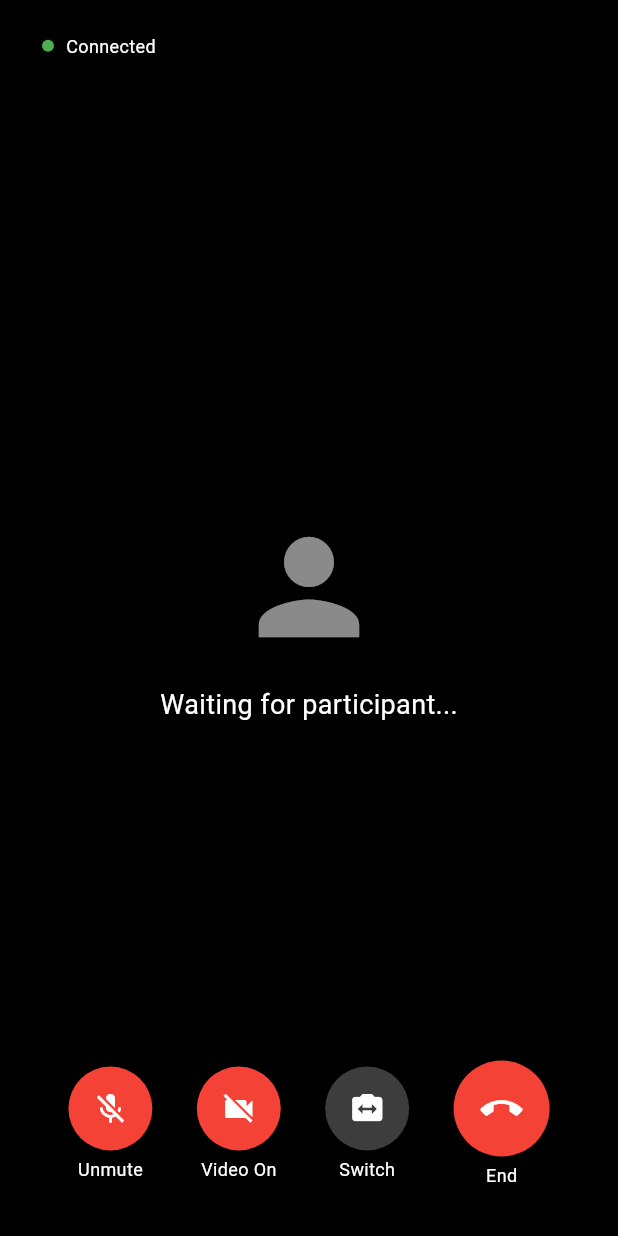
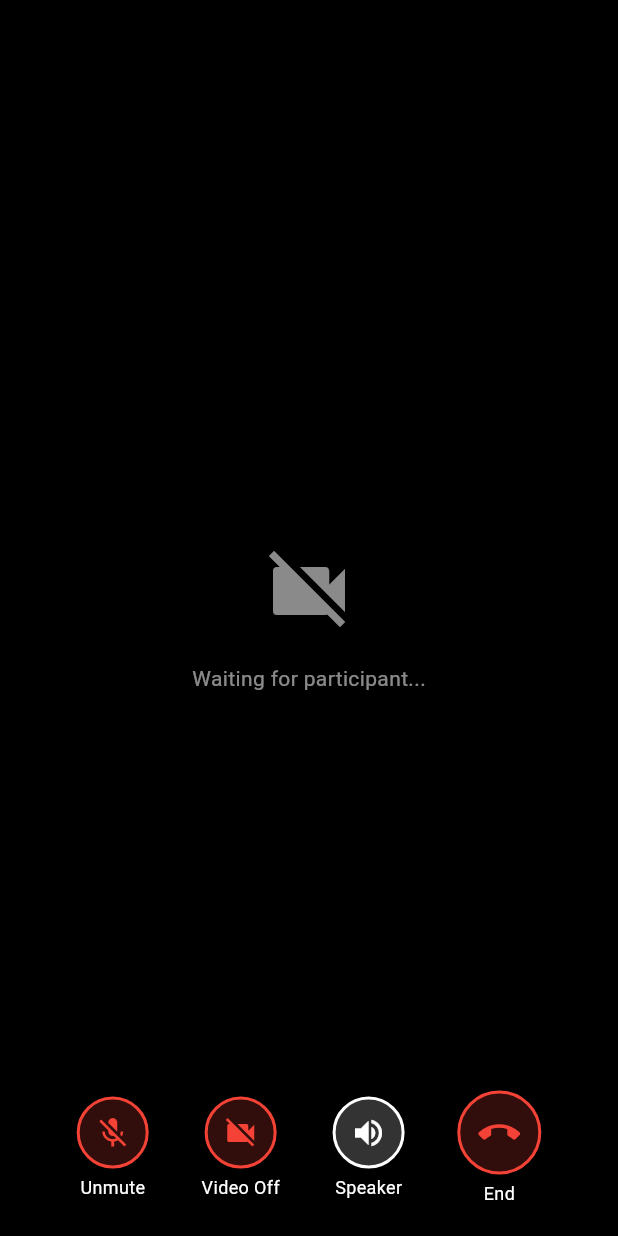
Before and after one commit to shprats/iglobalconsults, a Flutter app: the VideoCallScreen screen opened directly with empty values, item 2 of the bottom bar chosen, after a tap on the "mic" icon, on a phone screen of 412 x 824 dp. Run offline on Flutter 3.47's test engine with Material 3 defaults, Android fonts, the light colour scheme and no system bars; our stand-ins replace dio, flutter_riverpod, image_picker, permission_handler, shared_preferences; missing offline and left inert: agora_rtc_engine, tus_client; accounts and stored records are empty; network calls fail.

Commit message:
Implement Agora.io video call integration
- Create VideoCallService for Agora token management
- Build VideoCallScreen with full video call UI
- Create VideoCallProvider with Riverpod state management
- Integrate video call with consultation start flow
- Add video controls (mute, video toggle, speaker, end call)
- Handle local and remote video views
- Request camera/microphone permissions
- Connect to backend Agora token generation
- Update consultation detail screen to navigate to video call
- Handle consultation end from video call screen

```diff
--- a/mobile/lib/features/consultations/services/consultation_service.dart
+++ b/mobile/lib/features/consultations/services/consultation_service.dart
@@ -61,7 +61,7 @@ class ConsultationService {
     }
   }
 
-  /// Start a consultation
+  /// Start a consultation and get Agora token
   Future<Map<String, dynamic>> startConsultation(String consultationId) async {
     try {
       final response = await _apiClient.post(
@@ -69,7 +69,9 @@ class ConsultationService {
       );
 
       if (response.statusCode == 200) {
-        return response.data as Map<String, dynamic>;
+        final data = response.data as Map<String, dynamic>;
+        // The backend returns agora_token and agora_channel_name in the response
+        return data;
       }
       throw Exception('Failed to start consultation');
     } on DioException catch (e) {
--- /dev/null
+++ b/mobile/lib/features/video_call/providers/video_call_provider.dart
@@ -0,0 +1,139 @@
+/// Video Call Provider
+/// Riverpod provider for Agora video call state management
+
+import 'package:flutter_riverpod/flutter_riverpod.dart';
+import 'package:agora_rtc_engine/agora_rtc_engine.dart';
+
+final videoCallProvider =
+    StateNotifierProvider<VideoCallNotifier, VideoCallState>((ref) {
+  return VideoCallNotifier();
+});
+
+class VideoCallState {
+  final RtcEngine? engine;
+  final int? remoteUid;
+  final bool isConnected;
+  final String? error;
+
+  VideoCallState({
+    this.engine,
+    this.remoteUid,
+    this.isConnected = false,
+    this.error,
+  });
+
+  VideoCallState copyWith({
+    RtcEngine? engine,
+    int? remoteUid,
+    bool? isConnected,
+    String? error,
+  }) {
+    return VideoCallState(
+      engine: engine ?? this.engine,
+      remoteUid: remoteUid ?? this.remoteUid,
+      isConnected: isConnected ?? this.isConnected,
+      error: error ?? this.error,
+    );
+  }
+}
+
+class VideoCallNotifier extends StateNotifier<VideoCallState> {
+  VideoCallNotifier() : super(VideoCallState());
+
+  Future<void> initializeCall({
+    required String appId,
+    required String channelName,
+    required String token,
+    required int uid,
+  }) async {
+    try {
+      // Create RTC engine instance
+      final engine = createAgoraRtcEngine();
+      await engine.initialize(RtcEngineContext(
+        appId: appId,
+        channelProfile: ChannelProfileType.channelProfileCommunication,
+      ));
+
+      // Enable video
+      await engine.enableVideo();
+      await engine.startPreview();
+
+      // Set up event handlers
+      engine.registerEventHandler(
+        RtcEngineEventHandler(
+          onJoinChannelSuccess: (RtcConnection connection, int elapsed) {
+            state = state.copyWith(isConnected: true);
+          },
+          onUserJoined: (RtcConnection connection, int remoteUid, int elapsed) {
+            state = state.copyWith(remoteUid: remoteUid);
+          },
+          onUserOffline: (RtcConnection connection, int remoteUid,
+              UserOfflineReasonType reason) {
+            state = state.copyWith(remoteUid: null);
+          },
+          onError: (ErrorCodeType err, String msg) {
+            state = state.copyWith(error: msg);
+          },
+          onLeaveChannel: (RtcConnection connection, RtcStats stats) {
+            state = state.copyWith(
+              isConnected: false,
+              remoteUid: null,
+            );
+          },
+        ),
+      );
+
+      // Join channel
+      await engine.joinChannel(
+        token: token,
+        channelId: channelName,
+        uid: uid,
+        options: const ChannelMediaOptions(
+          clientRoleType: ClientRoleType.clientRoleBroadcaster,
+          channelProfile: ChannelProfileType.channelProfileCommunication,
+        ),
+      );
+
+      state = state.copyWith(engine: engine);
+    } catch (e) {
+      state = state.copyWith(error: e.toString());
+    }
+  }
+
+  Future<void> leaveCall() async {
+    if (state.engine != null) {
+      await state.engine!.leaveChannel();
+      await state.engine!.release();
+      state = VideoCallState();
+    }
+  }
+
+  void toggleMute(bool muted) {
+    if (state.engine != null) {
+      state.engine!.muteLocalAudioStream(muted);
+    }
+  }
+
+  void toggleVideo(bool enabled) {
+    if (state.engine != null) {
+      state.engine!.muteLocalVideoStream(!enabled);
+      if (enabled) {
+        state.engine!.startPreview();
+      } else {
+        state.engine!.stopPreview();
+      }
+    }
+  }
+
+  void toggleSpeaker(bool enabled) {
+    if (state.engine != null) {
+      state.engine!.setEnableSpeakerphone(enabled);
+    }
+  }
+
+  @override
+  void dispose() {
+    leaveCall();
+    super.dispose();
+  }
+}
--- a/mobile/lib/features/video_call/screens/video_call_screen.dart
+++ b/mobile/lib/features/video_call/screens/video_call_screen.dart
@@ -2,42 +2,37 @@
 /// Agora.io video call interface for consultations
 
 import 'package:flutter/material.dart';
+import 'package:flutter_riverpod/flutter_riverpod.dart';
 import 'package:agora_rtc_engine/agora_rtc_engine.dart';
-import '../services/agora_service.dart';
-import '../../consultations/services/consultation_service.dart';
-import '../../../core/network/api_client.dart';
 import 'package:permission_handler/permission_handler.dart';
+import '../providers/video_call_provider.dart';
+import '../../consultations/providers/consultation_provider.dart';
 
-class VideoCallScreen extends StatefulWidget {
+class VideoCallScreen extends ConsumerStatefulWidget {
   final String consultationId;
   final String channelName;
-  final String appId;
-  final String token;
-  final int uid;
+  final String agoraToken;
+  final String agoraAppId;
+  final int userId;
 
   const VideoCallScreen({
     super.key,
     required this.consultationId,
     required this.channelName,
-    required this.appId,
-    required this.token,
-    required this.uid,
+    required this.agoraToken,
+    required this.agoraAppId,
+    required this.userId,
   });
 
   @override
-  State<VideoCallScreen> createState() => _VideoCallScreenState();
+  ConsumerState<VideoCallScreen> createState() => _VideoCallScreenState();
 }
 
-class _VideoCallScreenState extends State<VideoCallScreen> {
-  late AgoraVideoService _agoraService;
-  bool _isInitialized = false;
-  bool _isJoined = false;
+class _VideoCallScreenState extends ConsumerState<VideoCallScreen> {
+  bool _isMuted = false;
   bool _isVideoEnabled = true;
-  bool _isAudioEnabled = true;
-  bool _isRemoteVideoVisible = false;
-  int? _remoteUid;
-  String? _error;
-  bool _isEnding = false;
+  bool _isSpeakerEnabled = true;
+  bool _isEndingCall = false;
 
   @override
   void initState() {
@@ -46,242 +41,165 @@ class _VideoCallScreenState extends State<VideoCallScreen> {
   }
 
   Future<void> _initializeVideoCall() async {
-    // Check permissions
-    final cameraStatus = await Permission.camera.status;
-    final micStatus = await Permission.microphone.status;
+    // Request camera and microphone permissions
+    await [Permission.camera, Permission.microphone].request();
 
-    if (!cameraStatus.isGranted || !micStatus.isGranted) {
-      setState(() {
-        _error = 'Camera and microphone permissions are required';
-      });
-      return;
-    }
-
-    _agoraService = AgoraVideoService();
-
-    // Set up callbacks
-    _agoraService.onUserJoined = (uid, elapsed) {
-      setState(() {
-        _remoteUid = uid;
-        _isRemoteVideoVisible = true;
-      });
-    };
-
-    _agoraService.onUserOffline = (uid, reason) {
-      setState(() {
-        _remoteUid = null;
-        _isRemoteVideoVisible = false;
-      });
-    };
-
-    _agoraService.onUserMuteVideo = (uid, muted) {
-      setState(() {
-        if (uid == _remoteUid) {
-          _isRemoteVideoVisible = !muted;
-        }
-      });
-    };
-
-    // Initialize Agora
-    final initialized = await _agoraService.initialize(
-      appId: widget.appId,
-      onUserJoined: _agoraService.onUserJoined,
-      onUserOffline: _agoraService.onUserOffline,
-      onUserMuteVideo: _agoraService.onUserMuteVideo,
+    // Initialize video call
+    ref.read(videoCallProvider.notifier).initializeCall(
+          appId: widget.agoraAppId,
+          channelName: widget.channelName,
+          token: widget.agoraToken,
+          uid: widget.userId,
         );
-
-    if (!initialized) {
-      setState(() {
-        _error = 'Failed to initialize video call';
-      });
-      return;
-    }
-
-    setState(() {
-      _isInitialized = true;
-    });
-
-    // Join channel
-    final joined = await _agoraService.joinChannel(
-      channelName: widget.channelName,
-      token: widget.token,
-      uid: widget.uid,
-    );
-
-    if (!joined) {
-      setState(() {
-        _error = 'Failed to join video call';
-      });
-      return;
-    }
-
-    setState(() {
-      _isJoined = true;
-    });
-  }
-
-  Future<void> _toggleVideo() async {
-    await _agoraService.enableLocalVideo(!_isVideoEnabled);
-    setState(() {
-      _isVideoEnabled = !_isVideoEnabled;
-    });
-  }
-
-  Future<void> _toggleAudio() async {
-    await _agoraService.enableLocalAudio(!_isAudioEnabled);
-    setState(() {
-      _isAudioEnabled = !_isAudioEnabled;
-    });
-  }
-
-  Future<void> _switchCamera() async {
-    await _agoraService.switchCamera();
-  }
-
-  Future<void> _endCall() async {
-    if (_isEnding) return;
-
-    setState(() {
-      _isEnding = true;
-    });
-
-    // Leave channel
-    await _agoraService.leaveChannel();
-
-    // End consultation on backend
-    try {
-      final consultationService = ConsultationService(ApiClient());
-      await consultationService.endConsultation(
-        widget.consultationId,
-        // Notes can be added later in consultation notes screen
-      );
-    } catch (e) {
-      print('Error ending consultation: $e');
-    }
-
-    // Dispose resources
-    await _agoraService.dispose();
-
-    if (mounted) {
-      Navigator.pop(context);
-    }
   }
 
   @override
   void dispose() {
-    _agoraService.dispose();
+    ref.read(videoCallProvider.notifier).dispose();
     super.dispose();
+  }
+
+  Future<void> _handleEndCall() async {
+    if (_isEndingCall) return;
+
+    setState(() => _isEndingCall = true);
+
+    final confirmed = await showDialog<bool>(
+      context: context,
+      builder: (context) => AlertDialog(
+        title: const Text('End Consultation'),
+        content: const Text('Are you sure you want to end this consultation?'),
+        actions: [
+          TextButton(
+            onPressed: () => Navigator.pop(context, false),
+            child: const Text('Cancel'),
+          ),
+          ElevatedButton(
+            onPressed: () => Navigator.pop(context, true),
+            style: ElevatedButton.styleFrom(
+              backgroundColor: Colors.red,
+              foregroundColor: Colors.white,
+            ),
+            child: const Text('End Call'),
+          ),
+        ],
+      ),
+    );
+
+    if (confirmed == true) {
+      // End consultation via backend
+      await ref
+          .read(consultationsListProvider.notifier)
+          .endConsultation(widget.consultationId);
+
+      // Leave video call
+      ref.read(videoCallProvider.notifier).leaveCall();
+
+      if (mounted) {
+        Navigator.pop(context);
+        ScaffoldMessenger.of(context).showSnackBar(
+          const SnackBar(
+            content: Text('Consultation ended'),
+            backgroundColor: Colors.green,
+          ),
+        );
+      }
+    } else {
+      setState(() => _isEndingCall = false);
+    }
+  }
+
+  void _toggleMute() {
+    setState(() => _isMuted = !_isMuted);
+    ref.read(videoCallProvider.notifier).toggleMute(_isMuted);
+  }
+
+  void _toggleVideo() {
+    setState(() => _isVideoEnabled = !_isVideoEnabled);
+    ref.read(videoCallProvider.notifier).toggleVideo(_isVideoEnabled);
+  }
+
+  void _toggleSpeaker() {
+    setState(() => _isSpeakerEnabled = !_isSpeakerEnabled);
+    ref.read(videoCallProvider.notifier).toggleSpeaker(_isSpeakerEnabled);
   }
 
   @override
   Widget build(BuildContext context) {
-    if (_error != null) {
+    final videoCallState = ref.watch(videoCallProvider);
+
     return Scaffold(
       backgroundColor: Colors.black,
-        body: Center(
-          child: Column(
-            mainAxisAlignment: MainAxisAlignment.center,
+      body: SafeArea(
+        child: Stack(
           children: [
-              const Icon(Icons.error_outline, size: 64, color: Colors.red),
-              const SizedBox(height: 16),
-              Text(
-                _error!,
-                style: const TextStyle(color: Colors.white),
-                textAlign: TextAlign.center,
-              ),
-              const SizedBox(height: 24),
-              ElevatedButton(
-                onPressed: () => Navigator.pop(context),
-                child: const Text('Go Back'),
-              ),
+            // Video views
+            _buildVideoViews(videoCallState),
+            // Controls overlay
+            _buildControlsOverlay(),
           ],
         ),
       ),
     );
   }
 
-    if (!_isInitialized || !_isJoined) {
-      return Scaffold(
-        backgroundColor: Colors.black,
-        body: const Center(
+  Widget _buildVideoViews(VideoCallState state) {
+    return Column(
+      children: [
+        // Remote video (full screen when no local video)
+        Expanded(
+          child: state.remoteUid != null
+              ? AgoraVideoView(
+                  controller: VideoViewController.remote(
+                    rtcEngine: state.engine!,
+                    canvas: VideoCanvas(uid: state.remoteUid),
+                    connection: RtcConnection(channelId: widget.channelName),
+                  ),
+                )
+              : const Center(
                   child: Column(
                     mainAxisAlignment: MainAxisAlignment.center,
                     children: [
-              CircularProgressIndicator(color: Colors.white),
+                      Icon(Icons.videocam_off, size: 64, color: Colors.white54),
                       SizedBox(height: 16),
                       Text(
-                'Connecting...',
-                style: TextStyle(color: Colors.white, fontSize: 18),
+                        'Waiting for participant...',
+                        style: TextStyle(color: Colors.white54),
                       ),
                     ],
                   ),
                 ),
-      );
-    }
-
-    return Scaffold(
-      backgroundColor: Colors.black,
-      body: SafeArea(
-        child: Stack(
-          children: [
-            // Remote video (full screen)
-            if (_isRemoteVideoVisible && _remoteUid != null)
-              Center(
-                child: _agoraService.getRemoteVideoView(_remoteUid!) ??
-                    const Center(
-                      child: Text(
-                        'Waiting for remote video...',
-                        style: TextStyle(color: Colors.white),
         ),
-                    ),
-              )
-            else
-              const Center(
-                child: Column(
-                  mainAxisAlignment: MainAxisAlignment.center,
-                  children: [
-                    Icon(Icons.person, size: 100, color: Colors.white54),
-                    SizedBox(height: 16),
-                    Text(
-                      'Waiting for participant...',
-                      style: TextStyle(color: Colors.white, fontSize: 18),
-                    ),
-                  ],
-                ),
-              ),
-
         // Local video (picture-in-picture)
-            if (_isVideoEnabled)
+        if (_isVideoEnabled && state.engine != null)
           Positioned(
-                top: 16,
+            bottom: 100,
             right: 16,
-                child: Container(
+            child: SizedBox(
               width: 120,
               height: 160,
-                  decoration: BoxDecoration(
+              child: ClipRRect(
                 borderRadius: BorderRadius.circular(8),
-                    border: Border.all(color: Colors.white, width: 2),
-                  ),
-                  child: ClipRRect(
-                    borderRadius: BorderRadius.circular(6),
-                    child: _agoraService.getLocalVideoView() ??
-                        Container(
-                          color: Colors.grey[800],
-                          child: const Center(
-                            child: Icon(Icons.videocam_off, color: Colors.white),
+                child: AgoraVideoView(
+                  controller: VideoViewController(
+                    rtcEngine: state.engine!,
+                    canvas: const VideoCanvas(uid: 0),
                   ),
                 ),
               ),
             ),
           ),
+      ],
+    );
+  }
 
-            // Controls overlay
-            Positioned(
+  Widget _buildControlsOverlay() {
+    return Positioned(
       bottom: 0,
       left: 0,
       right: 0,
       child: Container(
-                padding: const EdgeInsets.symmetric(vertical: 32, horizontal: 16),
+        padding: const EdgeInsets.symmetric(vertical: 20, horizontal: 16),
         decoration: BoxDecoration(
           gradient: LinearGradient(
             begin: Alignment.topCenter,
@@ -295,71 +213,34 @@ class _VideoCallScreenState extends State<VideoCallScreen> {
         child: Row(
           mainAxisAlignment: MainAxisAlignment.spaceEvenly,
           children: [
-                    // Toggle Audio
+            // Mute button
             _buildControlButton(
-                      icon: _isAudioEnabled ? Icons.mic : Icons.mic_off,
-                      label: _isAudioEnabled ? 'Mute' : 'Unmute',
-                      onPressed: _toggleAudio,
-                      backgroundColor: _isAudioEnabled ? Colors.white24 : Colors.red,
+              icon: _isMuted ? Icons.mic_off : Icons.mic,
+              label: _isMuted ? 'Unmute' : 'Mute',
+              onPressed: _toggleMute,
+              color: _isMuted ? Colors.red : Colors.white,
             ),
-
-                    // Toggle Video
+            // Video toggle
             _buildControlButton(
               icon: _isVideoEnabled ? Icons.videocam : Icons.videocam_off,
-                      label: _isVideoEnabled ? 'Video Off' : 'Video On',
+              label: _isVideoEnabled ? 'Video On' : 'Video Off',
               onPressed: _toggleVideo,
-                      backgroundColor: _isVideoEnabled ? Colors.white24 : Colors.red,
+              color: _isVideoEnabled ? Colors.white : Colors.red,
             ),
-
-                    // Switch Camera
+            // Speaker toggle
             _buildControlButton(
-                      icon: Icons.switch_camera,
-                      label: 'Switch',
-                      onPressed: _switchCamera,
-                      backgroundColor: Colors.white24,
+              icon: _isSpeakerEnabled ? Icons.volume_up : Icons.volume_off,
+              label: _isSpeakerEnabled ? 'Speaker' : 'Mute',
+              onPressed: _toggleSpeaker,
+              color: Colors.white,
             ),
-
-                    // End Call
+            // End call button
             _buildControlButton(
               icon: Icons.call_end,
               label: 'End',
-                      onPressed: _endCall,
-                      backgroundColor: Colors.red,
-                      isEndButton: true,
-                    ),
-                  ],
-                ),
-              ),
-            ),
-
-            // Connection status
-            Positioned(
-              top: 16,
-              left: 16,
-              child: Container(
-                padding: const EdgeInsets.symmetric(horizontal: 12, vertical: 6),
-                decoration: BoxDecoration(
-                  color: Colors.black54,
-                  borderRadius: BorderRadius.circular(20),
-                ),
-                child: Row(
-                  children: [
-                    Container(
-                      width: 8,
-                      height: 8,
-                      decoration: BoxDecoration(
-                        color: Colors.green,
-                        shape: BoxShape.circle,
-                      ),
-                    ),
-                    const SizedBox(width: 8),
-                    const Text(
-                      'Connected',
-                      style: TextStyle(color: Colors.white, fontSize: 12),
-                    ),
-                  ],
-                ),
-              ),
+              onPressed: _handleEndCall,
+              color: Colors.red,
+              size: 56,
             ),
           ],
         ),
@@ -371,21 +252,24 @@ class _VideoCallScreenState extends State<VideoCallScreen> {
     required IconData icon,
     required String label,
     required VoidCallback onPressed,
-    required Color backgroundColor,
-    bool isEndButton = false,
+    required Color color,
+    double size = 48,
   }) {
     return Column(
+      mainAxisSize: MainAxisSize.min,
       children: [
         Container(
-          width: isEndButton ? 64 : 56,
-          height: isEndButton ? 64 : 56,
+          width: size,
+          height: size,
           decoration: BoxDecoration(
-            color: backgroundColor,
+            color: color.withOpacity(0.2),
             shape: BoxShape.circle,
+            border: Border.all(color: color, width: 2),
           ),
           child: IconButton(
-            icon: Icon(icon, color: Colors.white, size: isEndButton ? 28 : 24),
-            onPressed: _isEnding ? null : onPressed,
+            icon: Icon(icon, color: color),
+            onPressed: onPressed,
+            iconSize: size * 0.5,
           ),
         ),
         const SizedBox(height: 4),
--- a/mobile/lib/features/video_call/services/agora_service.dart
+++ b/mobile/lib/features/video_call/services/agora_service.dart
@@ -1,6 +1,7 @@
 /// Agora Video Call Service
 /// Handles Agora RTC engine initialization and video call management
 
+import 'package:flutter/material.dart';
 import 'package:agora_rtc_engine/agora_rtc_engine.dart';
 import 'package:permission_handler/permission_handler.dart';
 
```
Also changed, not shown: mobile/lib/features/consultations/screens/consultation_detail_screen.dart (+59 -36 lines), mobile/lib/features/video_call/services/video_call_service.dart (added, +39 -0 lines). Lines whose indentation alone changed are shown as unchanged.
